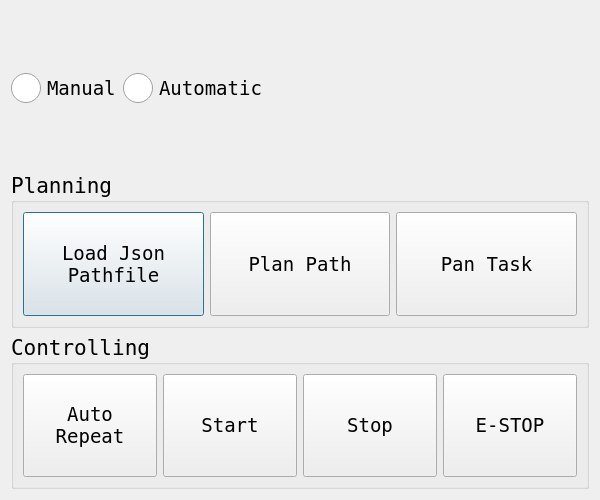
Above: roller_control/localui.ui from sragin/roller_control before the change. Below: the same form after it.
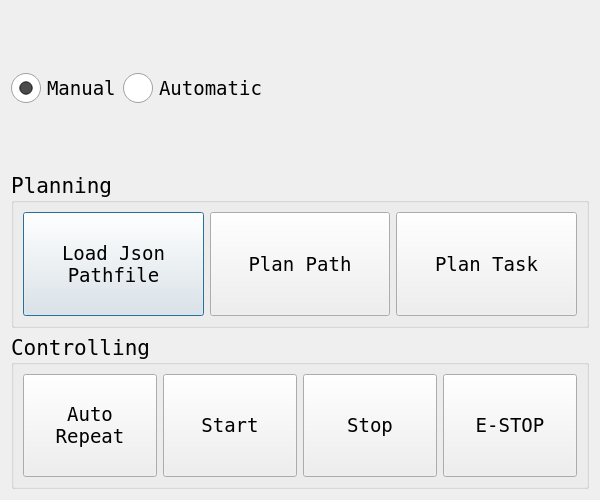
That is the form after the change.

Commit message: feat: UI 기능구현

```diff
--- a/roller_control/localui.ui
+++ b/roller_control/localui.ui
@@ -52,6 +52,9 @@
        <property name="text">
         <string>Manual</string>
        </property>
+       <property name="checked">
+        <bool>true</bool>
+       </property>
       </widget>
      </item>
      <item>
@@ -169,7 +172,7 @@
            </font>
           </property>
           <property name="text">
-           <string>Pan Task</string>
+           <string>Plan Task</string>
           </property>
          </widget>
         </item>
```
The commit also changes 3 other files.
